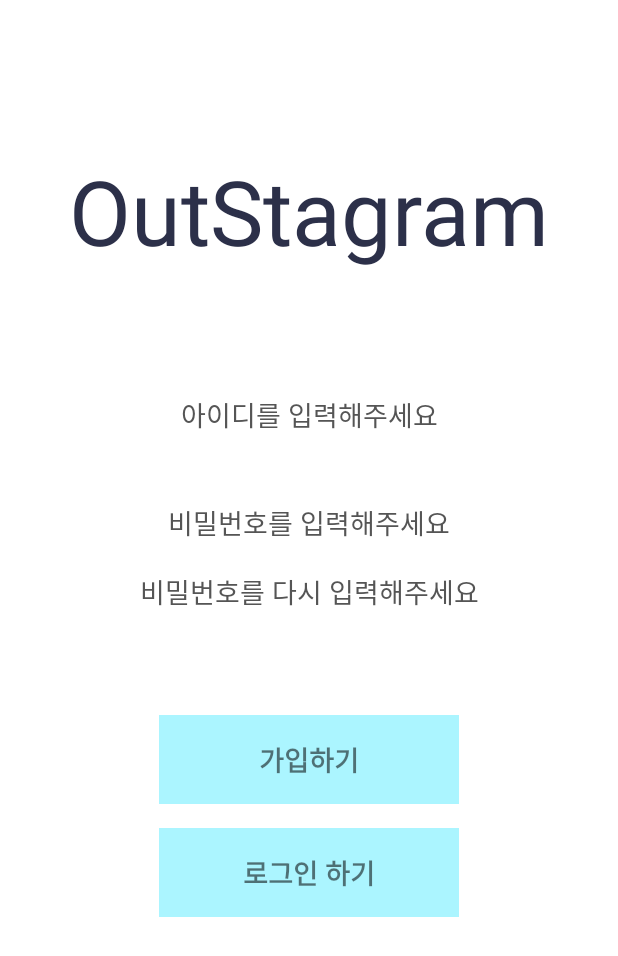
After one commit to Su-Kyung/Kotlin-Study, an Android app: the layout activity_email_signup.xml on its own in the app's theme, with its tools: preview values and no code run, on a phone screen of 412 x 824 dp. The commit adds this screen. Shown: the top 956 px of the screen. Run offline under Robolectric (Android 15) with nearby library versions, the phone set to English and light mode, and no system bars.

Commit message:
Add signup example project
- SharedPreference 를 이용해서 로그인 여부 가려내기
- 가려낸 로그인 여부에 따라서 Retrofit 두 종류로 만들어보기
- stetho 라이브러리 : 앱에서 나가는 통신을 캐치해서 확인
- sign up, sign in 구현
- issue : @Field parameters can only be used with form encoding 해결: @POST 위에 @FormUrlEncoded 추가하였음

```diff
--- a/MyApplication/app/build.gradle
+++ b/MyApplication/app/build.gradle
@@ -47,4 +47,8 @@ dependencies {
 
     implementation 'com.squareup.retrofit2:retrofit:2.3.0'
     implementation 'com.squareup.retrofit2:converter-gson:2.3.0'
+
+    implementation 'com.facebook.stetho:stetho:1.5.0'
+    implementation 'com.facebook.stetho:stetho-okhttp3:1.5.0'
+    implementation 'com.facebook.stetho:stetho-js-rhino:1.5.0'
 }
--- a/MyApplication/app/src/main/java/com/example/myapplication/Context.kt
+++ b/MyApplication/app/src/main/java/com/example/myapplication/ContextActivity.kt
@@ -1,9 +1,10 @@
 package com.example.myapplication
 
+import android.content.Context
 import androidx.appcompat.app.AppCompatActivity
 import android.os.Bundle
 
-class Context : AppCompatActivity() {
+class ContextActivity : AppCompatActivity() {
     override fun onCreate(savedInstanceState: Bundle?) {
         super.onCreate(savedInstanceState)
         setContentView(R.layout.activity_context)
--- a/MyApplication/app/src/main/res/layout/activity_context.xml
+++ b/MyApplication/app/src/main/res/layout/activity_context.xml
@@ -4,6 +4,6 @@
     xmlns:tools="http://schemas.android.com/tools"
     android:layout_width="match_parent"
     android:layout_height="match_parent"
-    tools:context=".Context">
+    tools:context=".ContextActivity">
 
 </androidx.constraintlayout.widget.ConstraintLayout>
--- /dev/null
+++ b/MyApplication/app/src/main/res/layout/activity_email_signup.xml
@@ -0,0 +1,96 @@
+<?xml version="1.0" encoding="utf-8"?>
+<LinearLayout xmlns:android="http://schemas.android.com/apk/res/android"
+    xmlns:app="http://schemas.android.com/apk/res-auto"
+    xmlns:tools="http://schemas.android.com/tools"
+    android:layout_width="match_parent"
+    android:layout_height="match_parent"
+    android:background="#ffffff"
+    android:orientation="vertical"
+    tools:context=".EmailSignUpActivity">
+
+    <TextView
+        android:layout_width="match_parent"
+        android:layout_height="wrap_content"
+        android:layout_marginTop="100dp"
+        android:layout_marginBottom="20dp"
+        android:gravity="center"
+        android:text="OutStagram"
+        android:textColor="#2C3049"
+        android:textSize="60dp" />
+
+    <LinearLayout
+        android:layout_width="match_parent"
+        android:layout_height="wrap_content"
+        android:layout_gravity="center"
+        android:orientation="vertical"
+        android:padding="56dp">
+
+        <EditText
+            android:id="@+id/username_inputbox"
+            android:layout_width="match_parent"
+            android:layout_height="40dp"
+            android:layout_gravity="center"
+            android:layout_marginBottom="32dp"
+            android:background="#ffffff"
+            android:gravity="center"
+            android:hint="아이디를 입력해주세요"
+            android:textColorHint="#555555" />
+
+        <EditText
+            android:id="@+id/password1_inputbox"
+            android:layout_width="match_parent"
+            android:layout_height="40dp"
+            android:layout_gravity="center"
+            android:layout_marginBottom="6dp"
+            android:background="#ffffff"
+            android:gravity="center"
+            android:hint="비밀번호를 입력해주세요"
+            android:inputType="textPassword"
+            android:textColorHint="#555555" />
+
+        <EditText
+            android:id="@+id/password2_inputbox"
+            android:layout_width="match_parent"
+            android:layout_height="40dp"
+            android:layout_gravity="center"
+            android:layout_marginBottom="6dp"
+            android:background="#ffffff"
+            android:gravity="center"
+            android:hint="비밀번호를 다시 입력해주세요"
+            android:inputType="textPassword"
+            android:textColorHint="#555555" />
+
+    </LinearLayout>
+
+    <TextView
+        android:id="@+id/register"
+        android:layout_width="200dp"
+        android:layout_height="wrap_content"
+        android:layout_gravity="center"
+        android:layout_marginBottom="16dp"
+        android:background="#ABF5FF"
+        android:gravity="center"
+        android:paddingLeft="32dp"
+        android:paddingTop="16dp"
+        android:paddingRight="32dp"
+        android:paddingBottom="16dp"
+        android:text="가입하기"
+        android:textSize="18dp"
+        android:textStyle="bold" />
+
+    <TextView
+        android:id="@+id/login"
+        android:layout_width="200dp"
+        android:layout_height="wrap_content"
+        android:layout_gravity="center"
+        android:background="#ABF5FF"
+        android:gravity="center"
+        android:paddingLeft="32dp"
+        android:paddingTop="16dp"
+        android:paddingRight="32dp"
+        android:paddingBottom="16dp"
+        android:text="로그인 하기"
+        android:textSize="18dp"
+        android:textStyle="bold" />
+
+</LinearLayout>
```
Also changed, not shown: MyApplication/app/src/main/AndroidManifest.xml (+6 -4 lines), MyApplication/app/src/main/java/com/example/myapplication/EmailSignUpActivity.kt (added, +94 -0 lines), MyApplication/app/src/main/java/com/example/myapplication/MasterApplication.kt (added, +75 -0 lines), MyApplication/app/src/main/java/com/example/myapplication/RetrofitService.kt (+9 -3 lines), MyApplication/app/src/main/java/com/example/myapplication/User.kt (added, +8 -0 lines).
